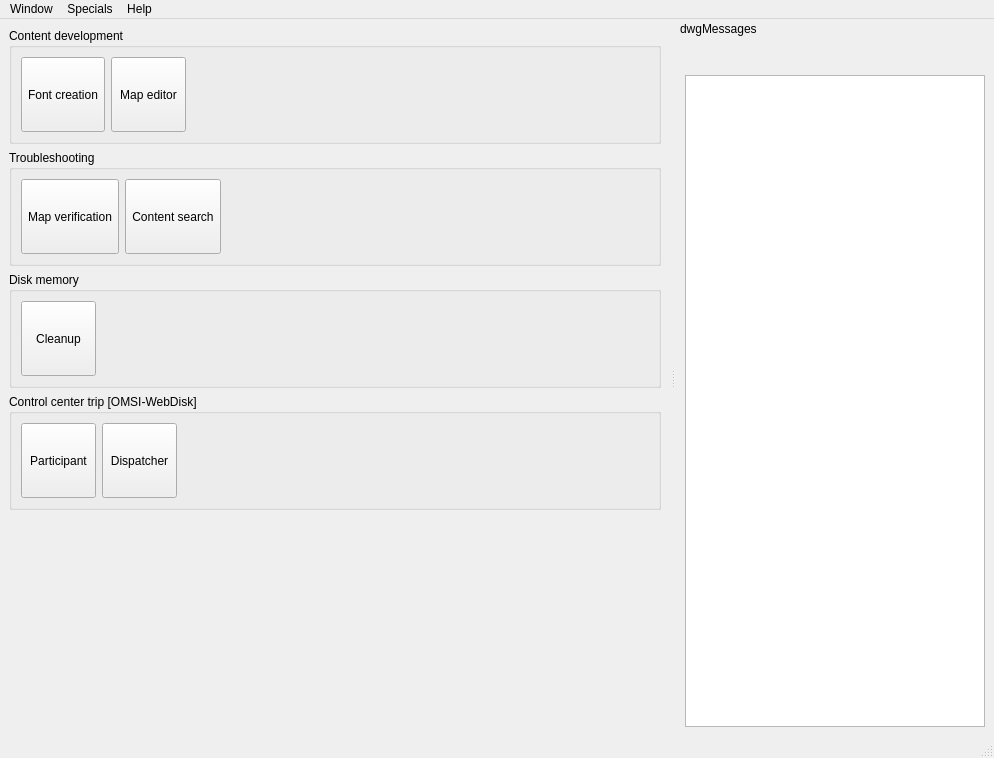
Qt form OTModules/OTGeneric/wstart.ui (pietr26/OMSI-Tools) before a commit.
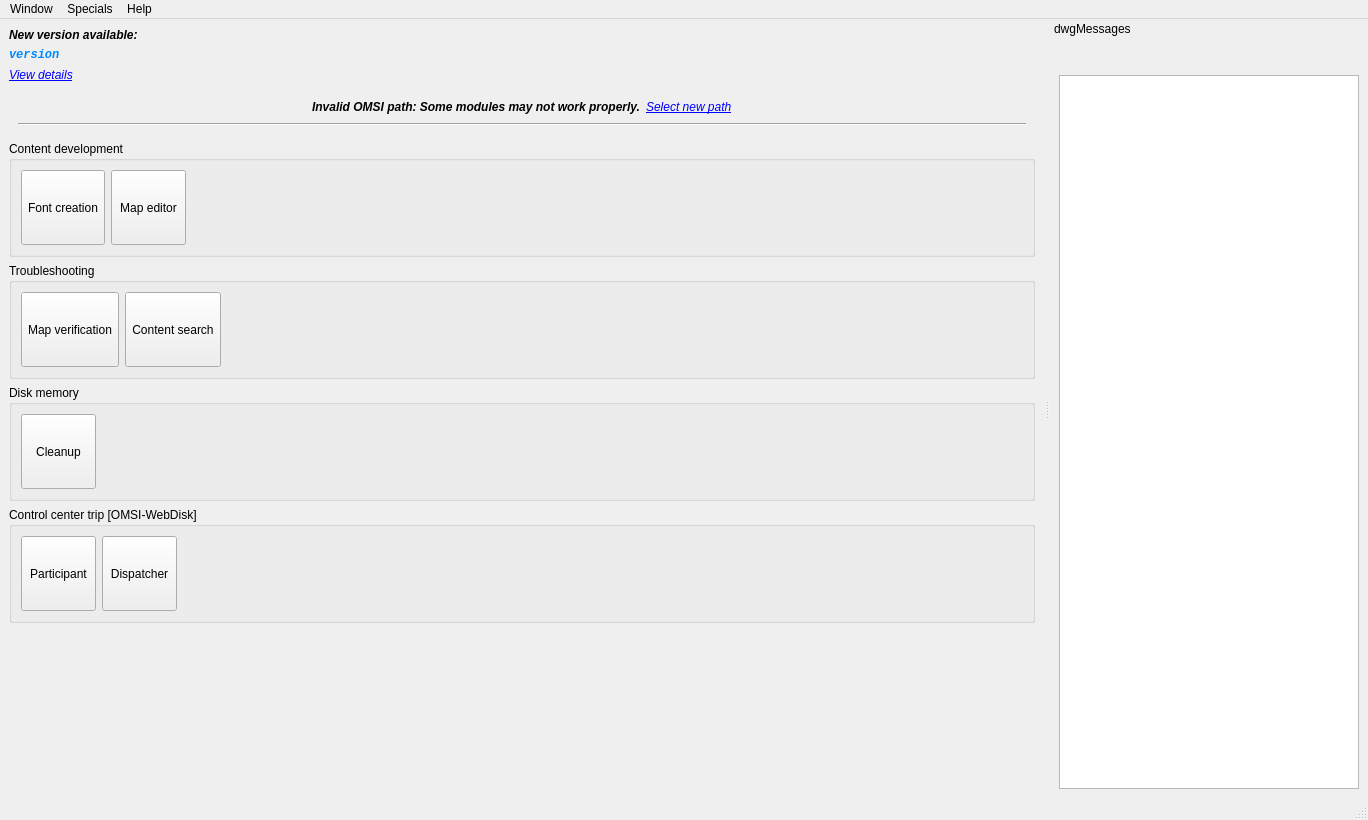
The same form after that commit. Icons and pictures are not drawn.

```diff
--- a/OTModules/OTGeneric/wstart.ui
+++ b/OTModules/OTGeneric/wstart.ui
@@ -9,8 +9,8 @@
    <rect>
     <x>0</x>
     <y>0</y>
-    <width>994</width>
-    <height>758</height>
+    <width>1368</width>
+    <height>820</height>
    </rect>
   </property>
   <property name="sizePolicy">
@@ -28,6 +28,128 @@
   </property>
   <widget class="QWidget" name="centralwidget">
    <layout class="QVBoxLayout" name="verticalLayout">
+    <item>
+     <widget class="QLabel" name="lblUpdateInfo">
+      <property name="font">
+       <font>
+        <italic>true</italic>
+        <bold>true</bold>
+       </font>
+      </property>
+      <property name="styleSheet">
+       <string notr="true"/>
+      </property>
+      <property name="text">
+       <string>New version available:</string>
+      </property>
+     </widget>
+    </item>
+    <item>
+     <widget class="QLabel" name="lblUpdateVersion">
+      <property name="font">
+       <font>
+        <family>Consolas</family>
+        <italic>true</italic>
+        <bold>true</bold>
+       </font>
+      </property>
+      <property name="styleSheet">
+       <string notr="true">color: #008AFF</string>
+      </property>
+      <property name="text">
+       <string>version</string>
+      </property>
+     </widget>
+    </item>
+    <item>
+     <widget class="QLabel" name="lblUpdate">
+      <property name="font">
+       <font>
+        <italic>true</italic>
+       </font>
+      </property>
+      <property name="styleSheet">
+       <string notr="true"/>
+      </property>
+      <property name="text">
+       <string>&lt;a href=&quot;exec&quot;&gt;View details&lt;/a&gt;</string>
+      </property>
+     </widget>
+    </item>
+    <item>
+     <widget class="QFrame" name="fraMainDir">
+      <property name="frameShape">
+       <enum>QFrame::NoFrame</enum>
+      </property>
+      <property name="lineWidth">
+       <number>0</number>
+      </property>
+      <layout class="QVBoxLayout" name="verticalLayout_3">
+       <item>
+        <layout class="QHBoxLayout" name="horizontalLayout_8">
+         <item>
+          <spacer name="horizontalSpacer_7">
+           <property name="orientation">
+            <enum>Qt::Horizontal</enum>
+           </property>
+           <property name="sizeHint" stdset="0">
+            <size>
+             <width>40</width>
+             <height>20</height>
+            </size>
+           </property>
+          </spacer>
+         </item>
+         <item>
+          <widget class="QLabel" name="lblMainDirInfo">
+           <property name="font">
+            <font>
+             <italic>true</italic>
+             <bold>true</bold>
+            </font>
+           </property>
+           <property name="text">
+            <string>Invalid OMSI path: Some modules may not work properly.</string>
+           </property>
+          </widget>
+         </item>
+         <item>
+          <widget class="QLabel" name="lblMainDir">
+           <property name="font">
+            <font>
+             <italic>true</italic>
+            </font>
+           </property>
+           <property name="text">
+            <string>&lt;a href=&quot;exec&quot;&gt;Select new path&lt;/a&gt;</string>
+           </property>
+          </widget>
+         </item>
+         <item>
+          <spacer name="horizontalSpacer_9">
+           <property name="orientation">
+            <enum>Qt::Horizontal</enum>
+           </property>
+           <property name="sizeHint" stdset="0">
+            <size>
+             <width>40</width>
+             <height>20</height>
+            </size>
+           </property>
+          </spacer>
+         </item>
+        </layout>
+       </item>
+       <item>
+        <widget class="Line" name="line">
+         <property name="orientation">
+          <enum>Qt::Horizontal</enum>
+         </property>
+        </widget>
+       </item>
+      </layout>
+     </widget>
+    </item>
     <item>
      <widget class="QGroupBox" name="gbxContentDevelopment">
       <property name="sizePolicy">
@@ -474,7 +596,30 @@
      </spacer>
     </item>
     <item>
-     <layout class="QVBoxLayout" name="vlaFacts"/>
+     <layout class="QHBoxLayout" name="horizontalLayout_6">
+      <item>
+       <layout class="QVBoxLayout" name="vlaFacts"/>
+      </item>
+      <item>
+       <widget class="QLabel" name="lblSeasonIcon">
+        <property name="maximumSize">
+         <size>
+          <width>75</width>
+          <height>75</height>
+         </size>
+        </property>
+        <property name="text">
+         <string/>
+        </property>
+        <property name="scaledContents">
+         <bool>true</bool>
+        </property>
+        <property name="alignment">
+         <set>Qt::AlignLeading|Qt::AlignLeft|Qt::AlignVCenter</set>
+        </property>
+       </widget>
+      </item>
+     </layout>
     </item>
    </layout>
   </widget>
@@ -581,7 +726,7 @@
     <rect>
      <x>0</x>
      <y>0</y>
-     <width>994</width>
+     <width>1368</width>
      <height>25</height>
     </rect>
    </property>
```
